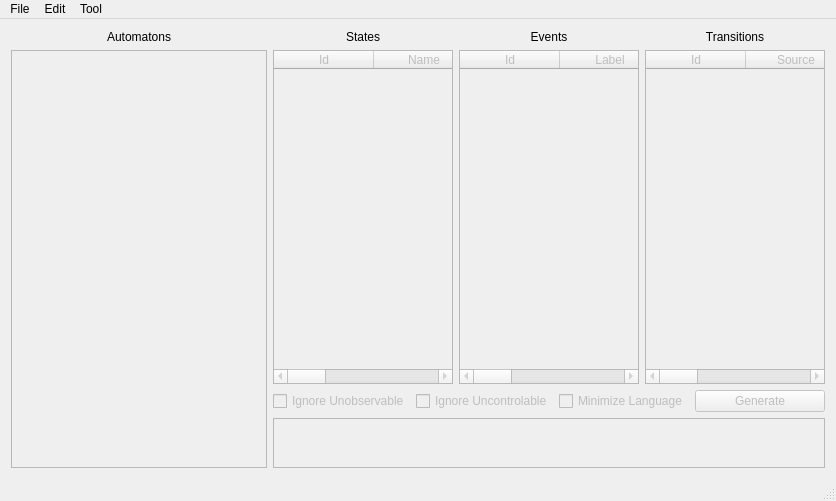
The window that TER_Code/mainwindow.ui (Zelteir/automata-to-regular-language) describes before a commit, drawn with Qt 5.
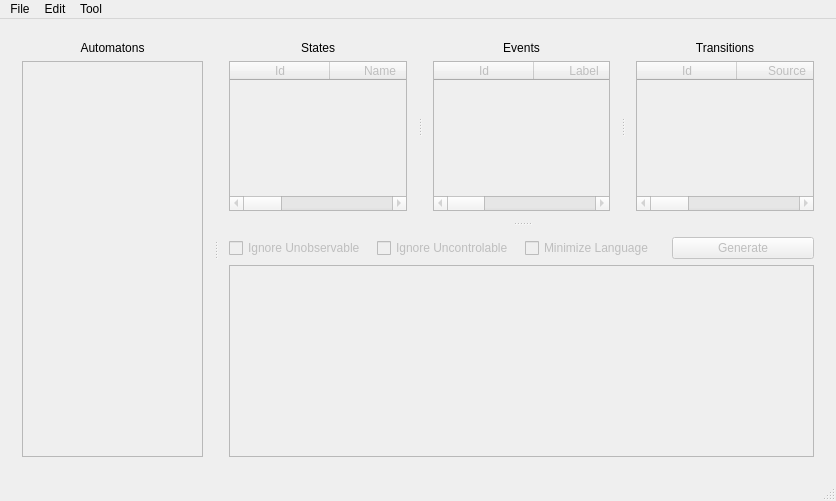
The same window after the commit.

Commit message: Widgets are now manually sizeable.

Patch:
```diff
--- a/TER_Code/mainwindow.ui
+++ b/TER_Code/mainwindow.ui
@@ -14,8 +14,16 @@
    <string>Application</string>
   </property>
   <widget class="QWidget" name="centralWidget">
-   <layout class="QHBoxLayout" name="horizontalLayout_2">
+   <layout class="QHBoxLayout" name="horizontalLayout">
     <item>
+     <widget class="QSplitter" name="splitter_3">
+      <property name="orientation">
+       <enum>Qt::Horizontal</enum>
+      </property>
+      <property name="childrenCollapsible">
+       <bool>false</bool>
+      </property>
+      <widget class="QWidget" name="layoutWidget">
      <layout class="QVBoxLayout" name="verticalLayout">
       <item>
        <widget class="QLabel" name="label_2">
@@ -33,7 +41,7 @@
          <bool>false</bool>
         </property>
         <property name="sizePolicy">
-         <sizepolicy hsizetype="Fixed" vsizetype="Expanding">
+           <sizepolicy hsizetype="Expanding" vsizetype="Expanding">
           <horstretch>0</horstretch>
           <verstretch>0</verstretch>
          </sizepolicy>
@@ -44,12 +52,25 @@
        </widget>
       </item>
      </layout>
-    </item>
-    <item>
-     <layout class="QVBoxLayout" name="verticalLayout_2">
-      <item>
-       <layout class="QHBoxLayout" name="horizontalLayout">
-        <item>
+      </widget>
+      <widget class="QSplitter" name="splitter_2">
+       <property name="orientation">
+        <enum>Qt::Vertical</enum>
+       </property>
+       <property name="childrenCollapsible">
+        <bool>false</bool>
+       </property>
+       <widget class="QSplitter" name="splitter">
+        <property name="sizePolicy">
+         <sizepolicy hsizetype="Expanding" vsizetype="Expanding">
+          <horstretch>0</horstretch>
+          <verstretch>2</verstretch>
+         </sizepolicy>
+        </property>
+        <property name="childrenCollapsible">
+         <bool>false</bool>
+        </property>
+        <widget class="QWidget" name="layoutWidget">
          <layout class="QVBoxLayout" name="verticalLayout_4">
           <item>
            <widget class="QLabel" name="label_4">
@@ -104,8 +125,8 @@
            </widget>
           </item>
          </layout>
-        </item>
-        <item>
+        </widget>
+        <widget class="QWidget" name="layoutWidget">
          <layout class="QVBoxLayout" name="verticalLayout_5">
           <item>
            <widget class="QLabel" name="label_5">
@@ -160,8 +181,8 @@
            </widget>
           </item>
          </layout>
-        </item>
-        <item>
+        </widget>
+        <widget class="QWidget" name="layoutWidget">
          <layout class="QVBoxLayout" name="verticalLayout_3">
           <item>
            <widget class="QLabel" name="label_3">
@@ -210,11 +231,12 @@
            </widget>
           </item>
          </layout>
-        </item>
-       </layout>
-      </item>
+        </widget>
+       </widget>
+       <widget class="QWidget" name="layoutWidget">
+        <layout class="QVBoxLayout" name="verticalLayout_6" stretch="0,0">
       <item>
-       <layout class="QHBoxLayout" name="horizontalLayout_3">
+          <layout class="QHBoxLayout" name="horizontalLayout_2">
         <item>
          <widget class="QCheckBox" name="Ignore_Unobservable_check">
           <property name="enabled">
@@ -262,24 +284,15 @@
         <property name="enabled">
          <bool>false</bool>
         </property>
-        <property name="sizePolicy">
-         <sizepolicy hsizetype="Expanding" vsizetype="Minimum">
-          <horstretch>0</horstretch>
-          <verstretch>0</verstretch>
-         </sizepolicy>
-        </property>
-        <property name="maximumSize">
-         <size>
-          <width>16777215</width>
-          <height>50</height>
-         </size>
-        </property>
         <property name="textInteractionFlags">
          <set>Qt::TextSelectableByKeyboard|Qt::TextSelectableByMouse</set>
         </property>
        </widget>
       </item>
      </layout>
+       </widget>
+      </widget>
+     </widget>
     </item>
    </layout>
   </widget>
```
Lines whose indentation alone changed are shown as unchanged. The commit also changes 1 other file.
